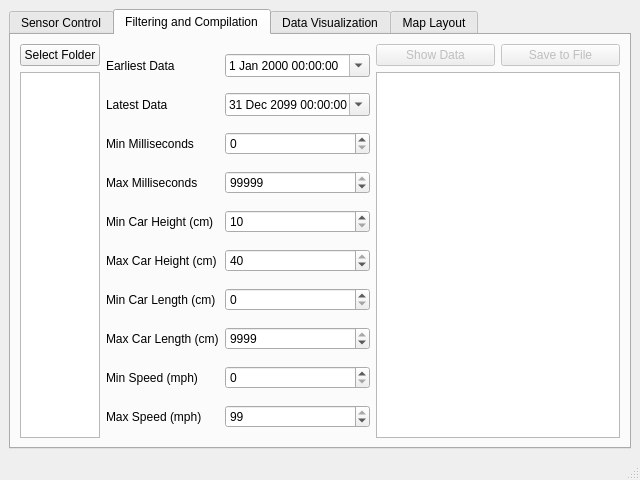
First picture: the form in rcdsWindow.ui, repository CapstoneFlows/rcds-python, before the edit.
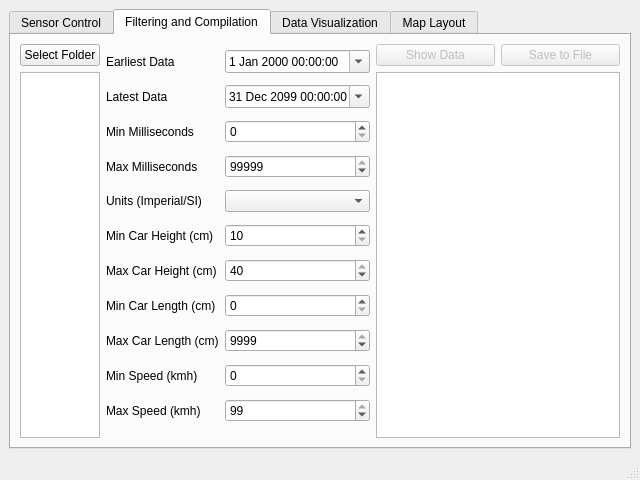
Second picture: the form after the edit. The open tabs and pages were chosen to show the change. Custom widgets are drawn as their Qt base class.

Commit message: Added Units to data filtering

Diff of the .ui file:
```diff
--- a/rcdsWindow.ui
+++ b/rcdsWindow.ui
@@ -268,6 +268,13 @@
             </item>
             <item>
              <layout class="QGridLayout" name="gridLayout_5">
+              <item row="5" column="0">
+               <widget class="QLabel" name="MinCMHLabel">
+                <property name="text">
+                 <string>Min Car Height (cm)</string>
+                </property>
+               </widget>
+              </item>
               <item row="0" column="0">
                <widget class="QLabel" name="ETLabel">
                 <property name="text">
@@ -334,14 +341,7 @@
                 </property>
                </widget>
               </item>
-              <item row="4" column="0">
-               <widget class="QLabel" name="MinCMHLabel">
-                <property name="text">
-                 <string>Min Car Height (cm)</string>
-                </property>
-               </widget>
-              </item>
-              <item row="4" column="1">
+              <item row="5" column="1">
                <widget class="QSpinBox" name="MinCMHSpinBox">
                 <property name="minimum">
                  <number>10</number>
@@ -351,14 +351,14 @@
                 </property>
                </widget>
               </item>
-              <item row="5" column="0">
+              <item row="6" column="0">
                <widget class="QLabel" name="MaxCMHLabel">
                 <property name="text">
                  <string>Max Car Height (cm)</string>
                 </property>
                </widget>
               </item>
-              <item row="5" column="1">
+              <item row="6" column="1">
                <widget class="QSpinBox" name="MaxCMHSpinBox">
                 <property name="minimum">
                  <number>10</number>
@@ -371,24 +371,24 @@
                 </property>
                </widget>
               </item>
-              <item row="6" column="0">
+              <item row="7" column="0">
                <widget class="QLabel" name="MinCMLLabel">
                 <property name="text">
                  <string>Min Car Length (cm)</string>
                 </property>
                </widget>
               </item>
-              <item row="6" column="1">
+              <item row="7" column="1">
                <widget class="QSpinBox" name="MinCMLSpinBox"/>
               </item>
-              <item row="7" column="0">
+              <item row="8" column="0">
                <widget class="QLabel" name="MaxCMLLabel">
                 <property name="text">
                  <string>Max Car Length (cm)</string>
                 </property>
                </widget>
               </item>
-              <item row="7" column="1">
+              <item row="8" column="1">
                <widget class="QSpinBox" name="MaxCMLSpinBox">
                 <property name="maximum">
                  <number>9999</number>
@@ -398,24 +398,24 @@
                 </property>
                </widget>
               </item>
-              <item row="8" column="0">
-               <widget class="QLabel" name="MinSLabel">
-                <property name="text">
-                 <string>Min Speed (mph)</string>
-                </property>
-               </widget>
-              </item>
               <item row="9" column="0">
+               <widget class="QLabel" name="MinSLabel">
+                <property name="text">
+                 <string>Min Speed (kmh)</string>
+                </property>
+               </widget>
+              </item>
+              <item row="10" column="0">
                <widget class="QLabel" name="MaxSLabel">
                 <property name="text">
-                 <string>Max Speed (mph)</string>
+                 <string>Max Speed (kmh)</string>
                 </property>
                </widget>
               </item>
-              <item row="8" column="1">
-               <widget class="QSpinBox" name="MinSSpinBox"/>
-              </item>
               <item row="9" column="1">
+               <widget class="QSpinBox" name="MinSSpinBox"/>
+              </item>
+              <item row="10" column="1">
                <widget class="QSpinBox" name="MaxSSpinBox">
                 <property name="value">
                  <number>99</number>
@@ -439,6 +439,16 @@
                 </property>
                </widget>
               </item>
+              <item row="4" column="1">
+               <widget class="QComboBox" name="UnitsComboBox"/>
+              </item>
+              <item row="4" column="0">
+               <widget class="QLabel" name="UnitsLabel">
+                <property name="text">
+                 <string>Units (Imperial/SI)</string>
+                </property>
+               </widget>
+              </item>
              </layout>
             </item>
             <item>
```
The commit also changes 1 other file.
